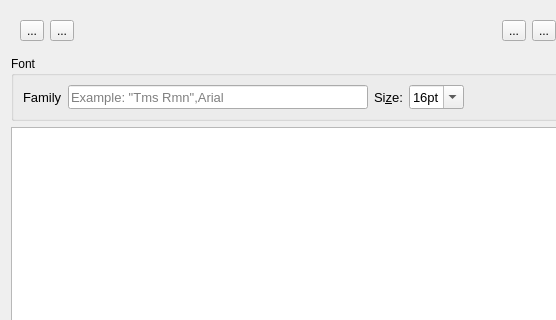
solyoma/falconG, file src/textEditor.ui: the form before one commit; both pictures show x 0 to 556 and y 0 to 320 of the 786 by 588 pixel window.
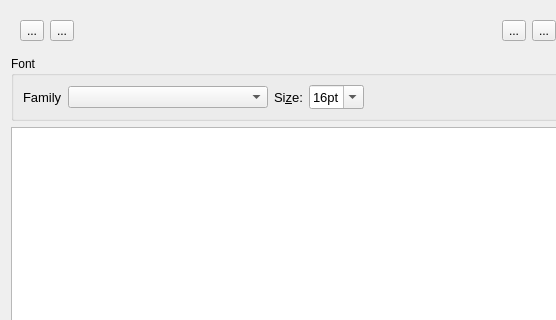
The form after the commit. Icons and pictures are not drawn.

Commit message: bugfix: bad about link in top level album added warning when about texts not found bugfix: lowercase image extension was not used in html files just for image names BUG: cbPointSize_currentTextChanged() does not get called. Reason unknown: it worked before bugfix for this: renamed combo box to cbFontSizeInPoint and now it works again - Crazy

```diff
--- a/src/textEditor.ui
+++ b/src/textEditor.ui
@@ -305,24 +305,13 @@
        </widget>
       </item>
       <item>
-       <widget class="QLineEdit" name="edtFontFamily">
+       <widget class="QComboBox" name="cbFontFamily">
         <property name="minimumSize">
          <size>
-          <width>0</width>
-          <height>24</height>
+          <width>200</width>
+          <height>0</height>
          </size>
         </property>
-        <property name="font">
-         <font>
-          <family>Arial</family>
-          <pointsize>10</pointsize>
-          <weight>50</weight>
-          <bold>false</bold>
-         </font>
-        </property>
-        <property name="placeholderText">
-         <string>Example: &quot;Tms Rmn&quot;,Arial</string>
-        </property>
        </widget>
       </item>
       <item>
```
Left out of the diff: 3 changed lines with no effect on the pictures. The commit also changes 13 other files.
